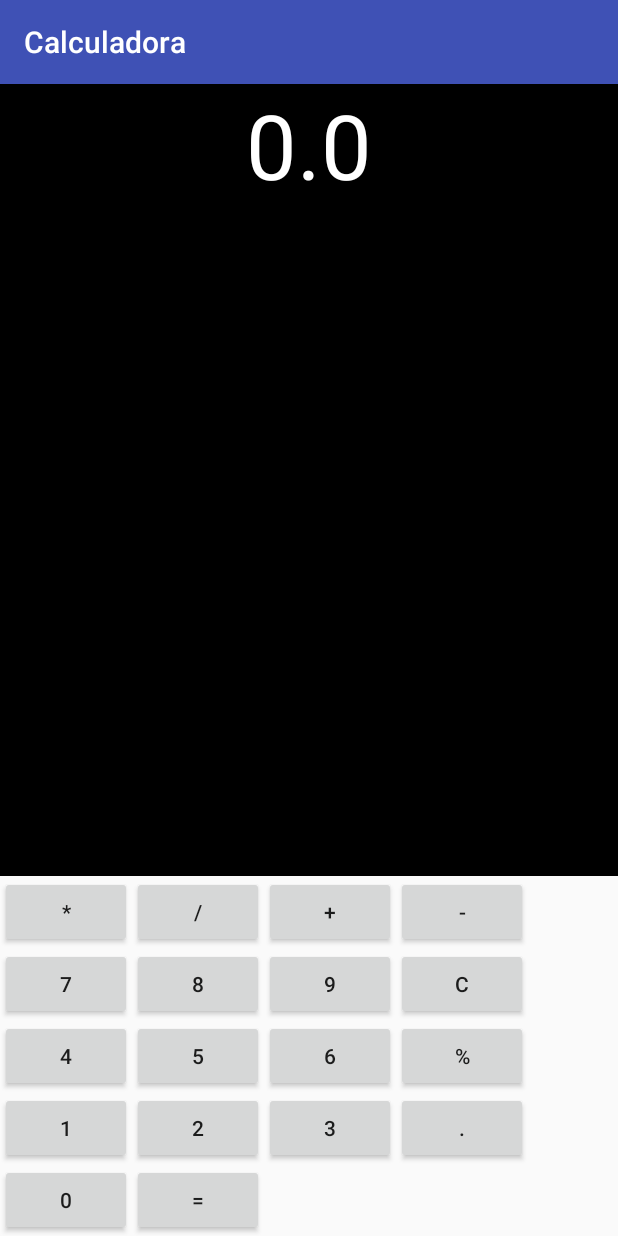
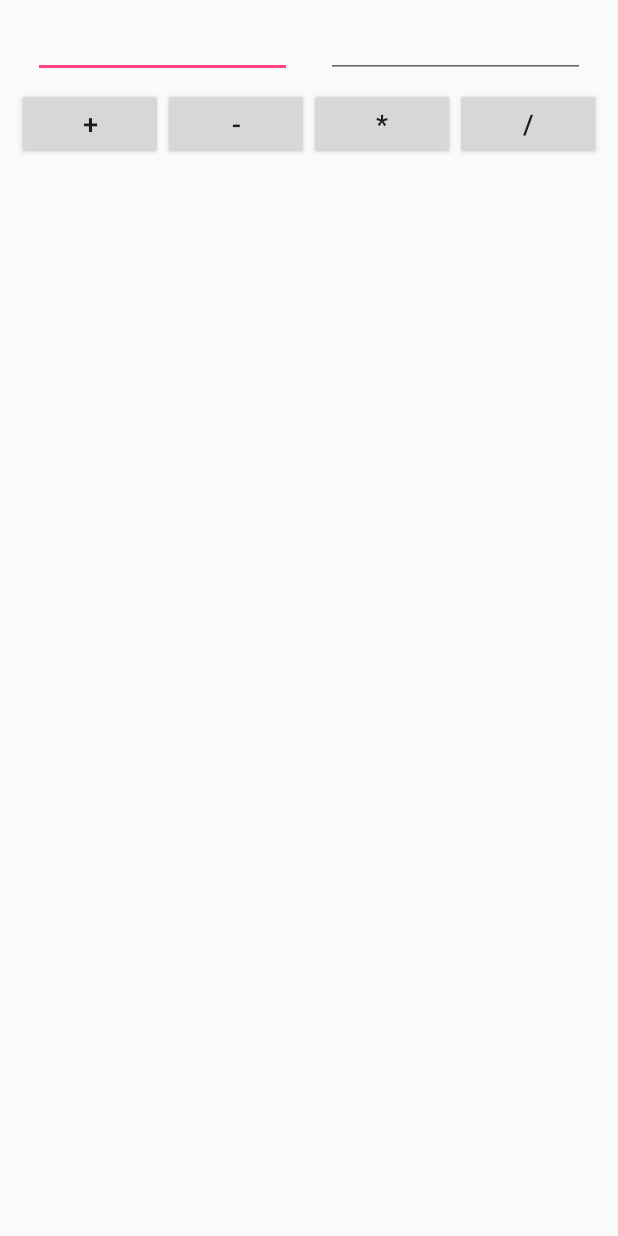
Before and after one commit to helicopterito/Calculadora, an Android app: the screen it shows after launch (MainActivity), on a phone screen of 412 x 824 dp. Run offline under Robolectric (Android 15) with nearby library versions, the phone set to English and light mode, and no system bars.

Commit message:
Version alterna de la calculadora

```diff
--- a/app/src/main/java/com/example/android/calculadora/MainActivity.java
+++ b/app/src/main/java/com/example/android/calculadora/MainActivity.java
@@ -1,13 +1,94 @@
 package com.example.android.calculadora;
 
-import android.support.v7.app.AppCompatActivity;
 import android.os.Bundle;
+import android.app.Activity;
+import android.text.TextUtils;
+import android.view.View;
+import android.view.View.OnClickListener;
+import android.widget.Button;
+import android.widget.EditText;
+import android.widget.TextView;
 
-public class MainActivity extends AppCompatActivity {
+public class MainActivity extends Activity implements OnClickListener {
+
+    EditText etNum1;
+    EditText etNum2;
+
+    Button btnAdd;
+    Button btnSub;
+    Button btnMult;
+    Button btnDiv;
+
+    TextView tvResult;
+
+    String oper = "";
+
+    /** Called when the activity is first created. */
+    @Override
+    public void onCreate(Bundle savedInstanceState) {
+        super.onCreate(savedInstanceState);
+        setContentView(R.layout.activity_main);
+
+        // find the elements
+        etNum1 = (EditText) findViewById(R.id.etNum1);
+        etNum2 = (EditText) findViewById(R.id.etNum2);
+
+        btnAdd = (Button) findViewById(R.id.btnAdd);
+        btnSub = (Button) findViewById(R.id.btnSub);
+        btnMult = (Button) findViewById(R.id.btnMult);
+        btnDiv = (Button) findViewById(R.id.btnDiv);
+
+        tvResult = (TextView) findViewById(R.id.tvResult);
+
+        // set a listener
+        btnAdd.setOnClickListener((OnClickListener) this);
+        btnSub.setOnClickListener(this);
+        btnMult.setOnClickListener(this);
+        btnDiv.setOnClickListener(this);
+
+    }
 
     @Override
-    protected void onCreate(Bundle savedInstanceState) {
-        super.onCreate(savedInstanceState);
-        setContentView(R.layout.activity_main);
+    public void onClick(View v) {
+        // TODO Auto-generated method stub
+        float num1 = 0;
+        float num2 = 0;
+        float result = 0;
+
+        // check if the fields are empty
+        if (TextUtils.isEmpty(etNum1.getText().toString())
+                || TextUtils.isEmpty(etNum2.getText().toString())) {
+            return;
+        }
+
+        // read EditText and fill variables with numbers
+        num1 = Float.parseFloat(etNum1.getText().toString());
+        num2 = Float.parseFloat(etNum2.getText().toString());
+
+        // defines the button that has been clicked and performs the corresponding operation
+        // write operation into oper, we will use it later for output
+        switch (v.getId()) {
+            case R.id.btnAdd:
+                oper = "+";
+                result = num1 + num2;
+                break;
+            case R.id.btnSub:
+                oper = "-";
+                result = num1 - num2;
+                break;
+            case R.id.btnMult:
+                oper = "*";
+                result = num1 * num2;
+                break;
+            case R.id.btnDiv:
+                oper = "/";
+                result = num1 / num2;
+                break;
+            default:
+                break;
+        }
+
+        // form the output line
+        tvResult.setText(num1 + " " + oper + " " + num2 + " = " + result);
     }
 }
--- a/app/src/main/res/layout/activity_main.xml
+++ b/app/src/main/res/layout/activity_main.xml
@@ -1,150 +1,83 @@
 <?xml version="1.0" encoding="utf-8"?>
-<LinearLayout xmlns:android="http://schemas.android.com/apk/res/android"
-    xmlns:tools="http://schemas.android.com/tools"
-    android:id="@+id/activity_main"
-    android:layout_width="match_parent"
-    android:layout_height="match_parent"
+<LinearLayout
+    xmlns:android="http://schemas.android.com/apk/res/android"
     android:orientation="vertical"
-    tools:context="com.example.android.calculadora.MainActivity">
-
-    <TextView
-        android:layout_width="match_parent"
-        android:layout_height="wrap_content"
-        android:background="@android:color/black"
-        android:textColor="@android:color/white"
-        android:layout_weight="1"
-        android:textAlignment="center"
-        android:textSize="60dp"
-        android:text="0.0" />
-
+    android:layout_width="fill_parent"
+    android:layout_height="fill_parent">
     <LinearLayout
         android:layout_width="match_parent"
         android:layout_height="wrap_content"
-        android:orientation="vertical">
-
-        <LinearLayout
+        android:id="@+id/linearLayout1"
+        android:layout_marginLeft="10pt"
+        android:layout_marginRight="10pt"
+        android:layout_marginTop="3pt">
+        <EditText
+            android:layout_weight="1"
+            android:layout_height="wrap_content"
+            android:layout_marginRight="5pt"
+            android:id="@+id/etNum1"
             android:layout_width="match_parent"
-            android:layout_height="wrap_content">
-
-            <Button
-                android:layout_width="wrap_content"
+            android:inputType="numberDecimal">
+        </EditText>
+        <EditText
             android:layout_height="wrap_content"
-                android:text="*"
-                android:onClick="multiplicar"/>
-            <Button
-                android:layout_width="wrap_content"
-                android:layout_height="wrap_content"
-                android:text="/"
-                android:onClick="poner"/>
-            <Button
-                android:layout_width="wrap_content"
-                android:layout_height="wrap_content"
-                android:text="+"
-                android:onClick="poner"/>
-            <Button
-                android:layout_width="wrap_content"
-                android:layout_height="wrap_content"
-                android:text="-"
-                android:onClick="poner"/>
-
-        </LinearLayout>
-
-        <LinearLayout
+            android:layout_weight="1"
+            android:layout_marginLeft="5pt"
+            android:id="@+id/etNum2"
             android:layout_width="match_parent"
-            android:layout_height="wrap_content">
-
-            <Button
-                android:layout_width="wrap_content"
-                android:layout_height="wrap_content"
-                android:text="7"
-                android:onClick="poner"/>
-            <Button
-                android:layout_width="wrap_content"
-                android:layout_height="wrap_content"
-                android:text="8"
-                android:onClick="poner"/>
-            <Button
-                android:layout_width="wrap_content"
-                android:layout_height="wrap_content"
-                android:text="9"
-                android:onClick="poner"/>
-            <Button
-                android:layout_width="wrap_content"
-                android:layout_height="wrap_content"
-                android:text="C"
-                android:onClick="poner"/>
-
+            android:inputType="numberDecimal">
+        </EditText>
     </LinearLayout>
     <LinearLayout
         android:layout_width="match_parent"
-            android:layout_height="wrap_content">
-
+        android:layout_height="wrap_content"
+        android:id="@+id/linearLayout2"
+        android:layout_marginTop="3pt"
+        android:layout_marginLeft="5pt"
+        android:layout_marginRight="5pt">
         <Button
-                android:layout_width="wrap_content"
             android:layout_height="wrap_content"
-                android:text="4"
-                android:onClick="poner"/>
+            android:layout_width="match_parent"
+            android:layout_weight="1"
+            android:text="+"
+            android:textSize="8pt"
+            android:id="@+id/btnAdd">
+        </Button>
         <Button
-                android:layout_width="wrap_content"
             android:layout_height="wrap_content"
-                android:text="5"
-                android:onClick="poner"/>
+            android:layout_width="match_parent"
+            android:layout_weight="1"
+            android:text="-"
+            android:textSize="8pt"
+            android:id="@+id/btnSub">
+        </Button>
         <Button
-                android:layout_width="wrap_content"
             android:layout_height="wrap_content"
-                android:text="6"
-                android:onClick="poner"/>
+            android:layout_width="match_parent"
+            android:layout_weight="1"
+            android:text="*"
+            android:textSize="8pt"
+            android:id="@+id/btnMult">
+        </Button>
         <Button
-                android:layout_width="wrap_content"
             android:layout_height="wrap_content"
-                android:text="%"
-                android:onClick="poner"/>
+            android:layout_width="match_parent"
+            android:layout_weight="1"
+            android:text="/"
+            android:textSize="8pt"
+            android:id="@+id/btnDiv">
+        </Button>
 
     </LinearLayout>
-        <LinearLayout
+    <TextView
+        android:layout_height="wrap_content"
         android:layout_width="match_parent"
-            android:layout_height="wrap_content">
-
-            <Button
-                android:layout_width="wrap_content"
-                android:layout_height="wrap_content"
-                android:text="1"
-                android:onClick="poner"/>
-            <Button
-                android:layout_width="wrap_content"
-                android:layout_height="wrap_content"
-                android:text="2"
-                android:onClick="poner"/>
-            <Button
-                android:layout_width="wrap_content"
-                android:layout_height="wrap_content"
-                android:text="3"
-                android:onClick="poner"/>
-            <Button
-                android:layout_width="wrap_content"
-                android:layout_height="wrap_content"
-                android:text="."
-                android:onClick="poner"/>
+        android:layout_marginLeft="5pt"
+        android:layout_marginRight="5pt"
+        android:textSize="12pt"
+        android:layout_marginTop="3pt"
+        android:id="@+id/tvResult"
+        android:gravity="center_horizontal">
+    </TextView>
 
 </LinearLayout>
-
-        <LinearLayout
-            android:layout_width="match_parent"
-            android:layout_height="wrap_content">
-
-            <Button
-                android:layout_width="wrap_content"
-                android:layout_height="wrap_content"
-                android:text="0"
-                android:onClick="poner"/>
-            <Button
-                android:layout_width="wrap_content"
-                android:layout_height="wrap_content"
-                android:text="="
-                android:onClick="poner"/>
-
-        </LinearLayout>
-    </LinearLayout>
-
-
-</LinearLayout>
```
Lines whose indentation alone changed are shown as unchanged.
